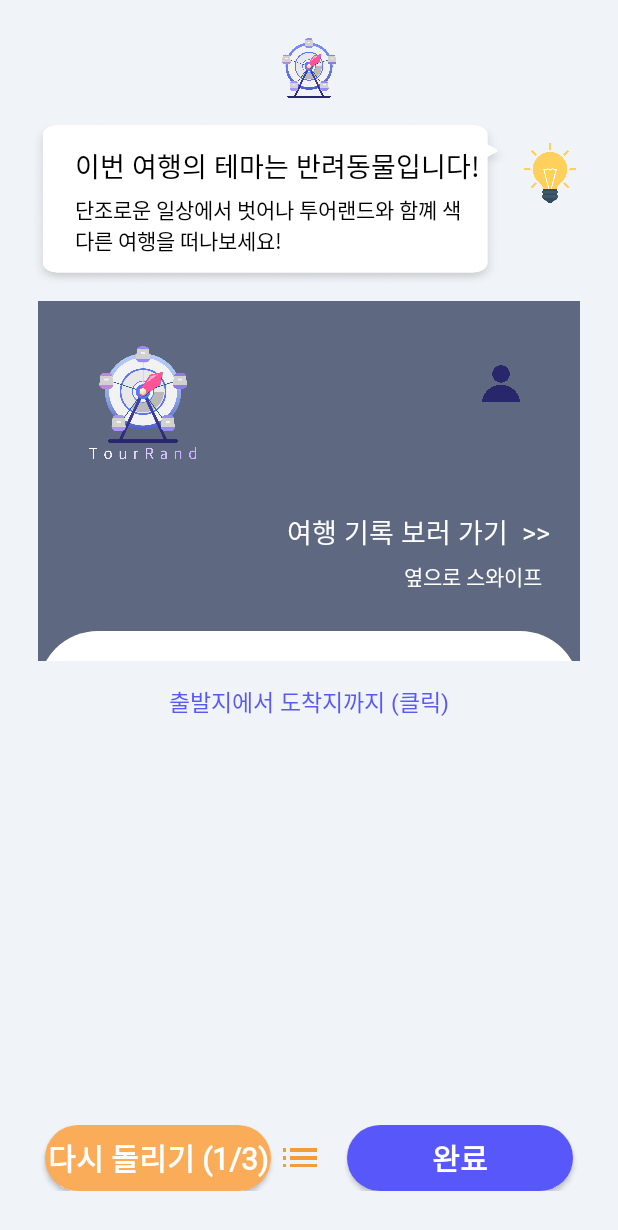
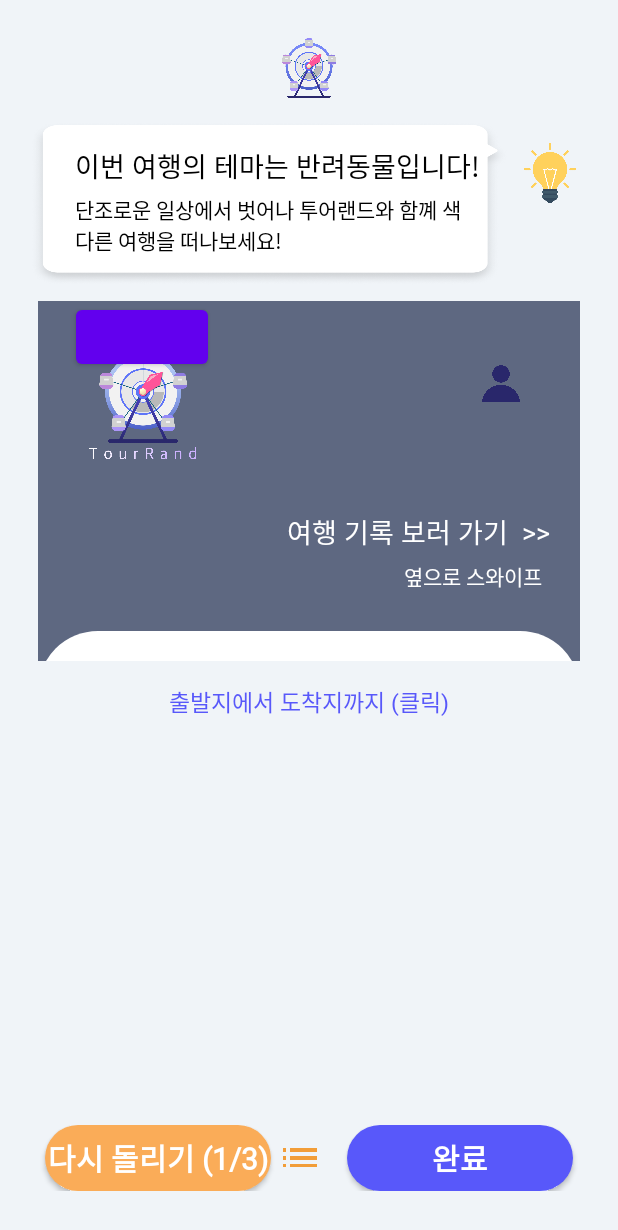
Before and after one commit to moonazn/TourRand_main, an Android app: the fragment HomeFragment1 placed in its activity, on a phone screen of 412 x 824 dp. Shown: the top 1230 px of the screen. Run offline under Robolectric (Android 15) with nearby library versions, the phone set to English and light mode, and no system bars; libraries missing offline, so code that uses them is left out: com.kakao.sdk, com.kakao.vectormap, org.apache.poi; plain views replace MapView; 4 statements that could not run were skipped.

```diff
--- a/app/src/main/java/com/tourbus/tourrand/HomeFragment1.java
+++ b/app/src/main/java/com/tourbus/tourrand/HomeFragment1.java
@@ -84,6 +84,15 @@ public class HomeFragment1 extends Fragment {
         // 어댑터 초기화
         adapter = new TripPlanAdapter(getActivity(), tripPlans, HomeFragment1.this);
         recyclerView.setAdapter(adapter);
+
+        Button move = rootView.findViewById(R.id.move);
+        move.setOnClickListener(new View.OnClickListener() {
+            @Override
+            public void onClick(View v) {
+                Intent intent = new Intent(getActivity(), TeamActivity.class);
+                startActivity(intent);
+            }
+        });
 
         tripzero = rootView.findViewById(R.id.tripzero);
         updateUI();
--- a/app/src/main/res/layout/fragment_home1.xml
+++ b/app/src/main/res/layout/fragment_home1.xml
@@ -35,6 +35,15 @@
             android:src="@drawable/logo_colorback_text"
             app:layout_constraintStart_toStartOf="parent"
             app:layout_constraintTop_toTopOf="parent" />
+
+        <Button
+            android:id="@+id/move"
+            android:layout_width="wrap_content"
+            android:layout_height="wrap_content"
+            app:layout_constraintEnd_toEndOf="parent"
+            app:layout_constraintHorizontal_bias="0.092"
+            app:layout_constraintStart_toStartOf="parent"
+            tools:layout_editor_absoluteY="142dp" />
 
         <ImageView
             android:id="@+id/mypage"
```
Also changed, not shown: app/src/main/java/com/tourbus/tourrand/MainActivity.java (+23 -0 lines), app/src/main/java/com/tourbus/tourrand/MyPageActivity.java (+13 -1 lines), app/src/main/java/com/tourbus/tourrand/TeamActivity.java (+113 -44 lines).
